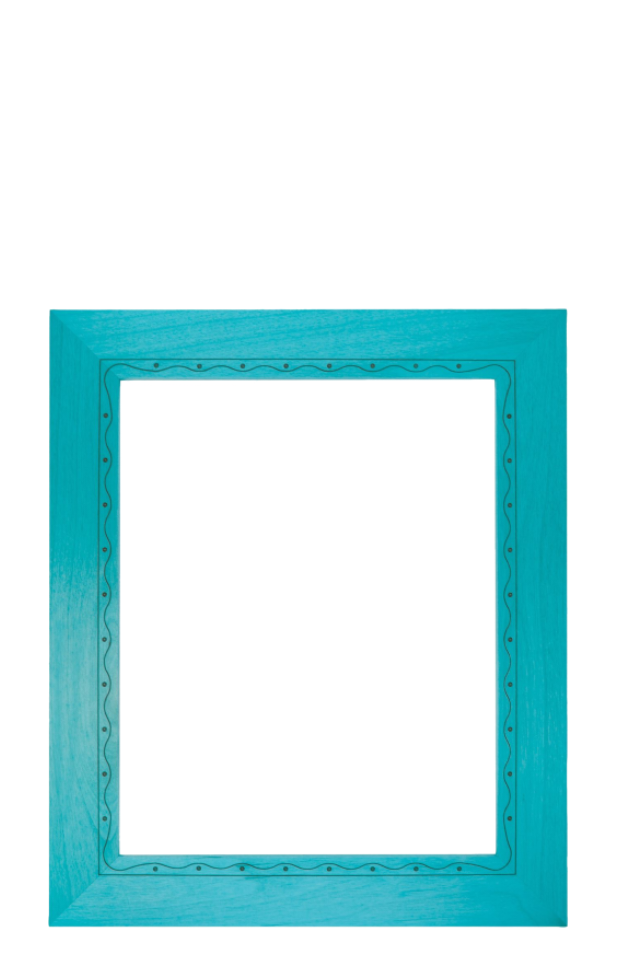
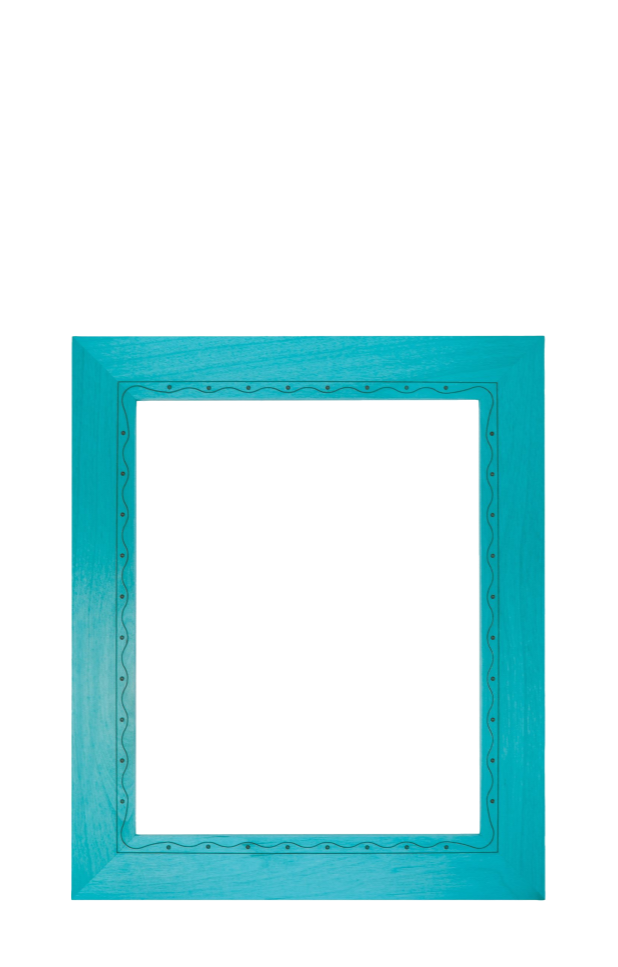
Before and after one commit to yfujiki/Android-PeekABoo, an Android app: the layout activity_main.xml on its own in the app's theme, with its tools: preview values and no code run, on a phone screen of 412 x 824 dp. Shown: the top 967 px of the screen. Run offline under Robolectric (Android 15) with nearby library versions, the phone set to English and light mode, and no system bars.

Commit message:
Fixed the layout a little bit.

```diff
--- a/app/src/main/res/layout/activity_main.xml
+++ b/app/src/main/res/layout/activity_main.xml
@@ -19,10 +19,10 @@
             android:layout_alignRight="@id/frameImageView"
             android:layout_alignStart="@id/frameImageView"
             android:layout_alignEnd="@id/frameImageView"
-            android:layout_marginBottom="32dp"
-            android:layout_marginLeft="32dp"
-            android:layout_marginTop="32dp"
-            android:layout_marginRight="32dp"
+            android:layout_marginBottom="44dp"
+            android:layout_marginLeft="44dp"
+            android:layout_marginTop="44dp"
+            android:layout_marginRight="44dp"
             android:layout_centerHorizontal="true"
             android:layout_centerVertical="true"
             android:background="#ffffff"
@@ -32,8 +32,7 @@
             android:id="@+id/frameImageView"
             android:layout_width="wrap_content"
             android:layout_height="wrap_content"
-            android:layout_alignParentTop="true"
-            android:layout_alignParentBottom="true"
+            android:layout_centerVertical="true"
             android:layout_alignParentLeft="true"
             android:layout_alignParentRight="true"
             android:layout_alignParentStart="true"
```
